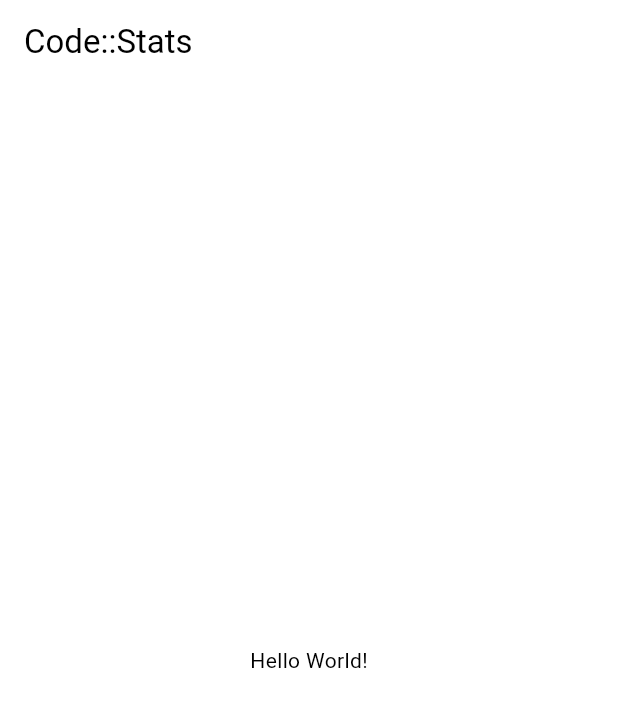
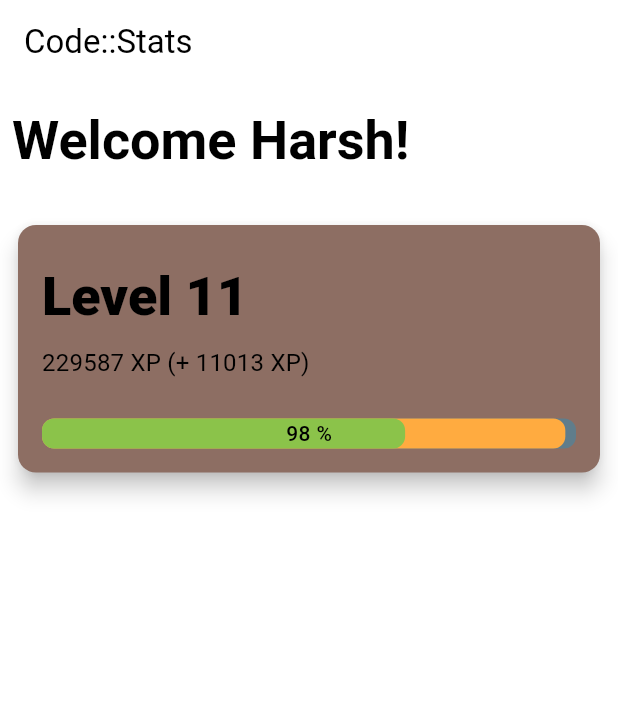
Before and after one commit to HarshNarayanJha/codestats_client, a Flutter app: the screen it shows after launch, on a phone screen of 412 x 824 dp. Shown: the top 707 px of the screen. Run offline on Flutter 3.47's test engine with Material 3 defaults, Android fonts, the phone set to English and light mode, and no system bars; our stand-ins replace go_router.

Commit message:
create user stats model and stat cards

```diff
--- /dev/null
+++ b/lib/models/user_stats.dart
@@ -0,0 +1,287 @@
+import 'dart:math';
+
+/// The factor used to calculate level progression.
+// ignore: constant_identifier_names
+const double LEVEL_FACTOR = 0.025;
+
+/// Class representing experience points data organized by date.
+class DateXp {
+  /// Map of dates to their corresponding XP values.
+  final Map<String, int> dates;
+
+  /// Creates a new DateXp instance.
+  DateXp({required this.dates});
+
+  /// Creates a DateXp instance from JSON data.
+  factory DateXp.fromJson(Map<String, dynamic> json) {
+    return DateXp(
+      dates: Map<String, int>.from(json['dates']),
+    );
+  }
+
+  /// Converts the DateXp instance to a JSON map.
+  Map<String, dynamic> toJson() {
+    return {
+      'dates': dates,
+    };
+  }
+}
+
+/// Class representing experience points data organized by programming language.
+class LanguageXp {
+  /// Map of language identifiers to their corresponding XP details.
+  final Map<String, LanguageDetails> languages;
+
+  /// Creates a new LanguageXp instance.
+  LanguageXp({required this.languages});
+
+  /// Creates a LanguageXp instance from JSON data.
+  factory LanguageXp.fromJson(Map<String, dynamic> json) {
+    var languagesMap = <String, LanguageDetails>{};
+    json['languages'].forEach((key, value) {
+      languagesMap[key] = LanguageDetails.fromJson(value, key);
+    });
+    return LanguageXp(languages: languagesMap);
+  }
+
+  /// Converts the LanguageXp instance to a JSON map.
+  Map<String, dynamic> toJson() {
+    var languagesMap = <String, Map<String, dynamic>>{};
+    languages.forEach((key, value) {
+      languagesMap[key] = value.toJson();
+    });
+    return {
+      'languages': languagesMap,
+    };
+  }
+}
+
+/// Class representing the experience points details for a specific programming language.
+class LanguageDetails {
+
+  /// The language name
+  final String name;
+  /// The amount of new XP earned in the past 12 hours.
+  final int newXps;
+  /// The total accumulated XP for this language.
+  final int xps;
+
+  /// Creates a new LanguageDetails instance.
+  LanguageDetails({required this.name, required this.newXps, required this.xps});
+
+  /// Creates a LanguageDetails instance from JSON data.
+  factory LanguageDetails.fromJson(Map<String, dynamic> json, String key) {
+    return LanguageDetails(
+      name: key,
+      newXps: json['new_xps'] ?? 0,
+      xps: json['xps'] ?? 0,
+    );
+  }
+
+  /// Converts the LanguageDetails instance to a JSON map.
+  Map<String, dynamic> toJson() {
+    return {
+      'new_xps': newXps,
+      'xps': xps,
+    };
+  }
+
+  /// Get the level based on passed or current XP.
+  ///
+  /// If [xp] is provided, calculates level for that XP amount.
+  /// Otherwise uses the total XP.
+  int level([int? xp]) => (LEVEL_FACTOR * sqrt((xp ?? xps).toDouble())).floor();
+
+  /// Get the amount of XP required to reach the next level from the passed level or current level.
+  ///
+  /// If [currLevel] is provided, calculates XP needed from that level.
+  /// Otherwise uses the current level + 1.
+  int getXpToNextLevel([int? currLevel]) => pow(((currLevel ?? level() + 1) / LEVEL_FACTOR).ceil(), 2).toInt();
+
+  /// Get the progress to the next level in percentage.
+  ///
+  /// If [xp] is provided, calculates progress for that XP amount.
+  /// Otherwise uses the total XP.
+  /// Returns a percentage between 0 and 100.
+  int levelProgress([int? xp]) {
+    var currLevel = level(xp);
+    var currLevelXp = getXpToNextLevel(currLevel - 1);
+    var nextLevelXp = getXpToNextLevel(currLevel);
+
+    var haveXp = xps - currLevelXp;
+    var neededXp = nextLevelXp - currLevelXp;
+
+    return (haveXp / neededXp * 100).round();
+  }
+}
+
+/// Class representing experience points data organized by machine/platform.
+class MachineXp {
+  /// Map of machine identifiers to their corresponding XP details.
+  final Map<String, MachineDetails> machines;
+
+  /// Creates a new MachineXp instance.
+  MachineXp({required this.machines});
+
+  /// Creates a MachineXp instance from JSON data.
+  factory MachineXp.fromJson(Map<String, dynamic> json) {
+    var machinesMap = <String, MachineDetails>{};
+    json['machines'].forEach((key, value) {
+      machinesMap[key] = MachineDetails.fromJson(value);
+    });
+    return MachineXp(machines: machinesMap);
+  }
+
+  /// Converts the MachineXp instance to a JSON map.
+  Map<String, dynamic> toJson() {
+    var machinesMap = <String, Map<String, dynamic>>{};
+    machines.forEach((key, value) {
+      machinesMap[key] = value.toJson();
+    });
+    return {
+      'machines': machinesMap,
+    };
+  }
+}
+
+/// Class representing the experience points details for a specific machine/platform.
+class MachineDetails {
+  /// The amount of new XP earned in the past 12 hours.
+  final int newXps;
+
+  /// The total accumulated XP for this machine.
+  final int xps;
+
+  /// Creates a new MachineDetails instance.
+  MachineDetails({required this.newXps, required this.xps});
+
+  /// Creates a MachineDetails instance from JSON data.
+  factory MachineDetails.fromJson(Map<String, dynamic> json) {
+    return MachineDetails(
+      newXps: json['new_xps'] ?? 0,
+      xps: json['xps'] ?? 0,
+    );
+  }
+
+  /// Converts the MachineDetails instance to a JSON map.
+  Map<String, dynamic> toJson() {
+    return {
+      'new_xps': newXps,
+      'xps': xps,
+    };
+  }
+
+  /// Get the level based on passed or current XP.
+  ///
+  /// If [xp] is provided, calculates level for that XP amount.
+  /// Otherwise uses the total XP.
+  int level([int? xp]) => (LEVEL_FACTOR * sqrt((xp ?? xps).toDouble())).floor();
+
+  /// Get the amount of XP required to reach the next level from the passed level or current level.
+  ///
+  /// If [currLevel] is provided, calculates XP needed from that level.
+  /// Otherwise uses the current level + 1.
+  int getXpToNextLevel([int? currLevel]) => pow(((currLevel ?? level() + 1) / LEVEL_FACTOR).ceil(), 2).toInt();
+
+  /// Get the progress to the next level in percentage.
+  ///
+  /// If [xp] is provided, calculates progress for that XP amount.
+  /// Otherwise uses the total XP.
+  /// Returns a percentage between 0 and 100.
+  int levelProgress([int? xp]) {
+    var currLevel = level(xp);
+    var currLevelXp = getXpToNextLevel(currLevel - 1);
+    var nextLevelXp = getXpToNextLevel(currLevel);
+
+    var haveXp = xps - currLevelXp;
+    var neededXp = nextLevelXp - currLevelXp;
+
+    return (haveXp / neededXp * 100).round();
+  }
+}
+
+/// A class representing user statistics and experience points (XP).
+class UserStats {
+
+  /// The user identifier.
+  final String user;
+
+  /// The amount of new XP earned in past 12 hours.
+  final int newXp;
+
+  /// The total accumulated XP.
+  final int totalXp;
+
+  /// XP data organized by date.
+  final DateXp dateXp;
+
+  /// XP data organized by programming language.
+  final LanguageXp languageXp;
+
+  /// XP data organized by machine/platform.
+  final MachineXp machineXp;
+
+  /// Creates a new UserStats instance.
+  UserStats({
+    required this.user,
+    required this.newXp,
+    required this.totalXp,
+    required this.dateXp,
+    required this.languageXp,
+    required this.machineXp,
+  });
+
+  /// Creates a UserStats instance from JSON data.
+  factory UserStats.fromJson(Map<String, dynamic> json) {
+    return UserStats(
+      user: json['user'],
+      newXp: json['new_xp'],
+      totalXp: json['total_xp'],
+      dateXp: DateXp.fromJson(json),
+      languageXp: LanguageXp.fromJson(json),
+      machineXp: MachineXp.fromJson(json),
+    );
+  }
+
+  /// Converts the UserStats instance to a JSON map.
+  Map<String, dynamic> toJson() {
+    return {
+      'user': user,
+      'new_xp': newXp,
+      'total_xp': totalXp,
+      ...dateXp.toJson(),
+      ...languageXp.toJson(),
+      ...machineXp.toJson(),
+    };
+  }
+
+  /// Get the level based on passed or current XP.
+  ///
+  /// If [xp] is provided, calculates level for that XP amount.
+  /// Otherwise uses the total XP.
+  int level([int? xp]) => (LEVEL_FACTOR * sqrt((xp ?? totalXp).toDouble())).floor();
+
+  /// Get the amount of XP required to reach the next level from the passed level or current level.
+  ///
+  /// If [currLevel] is provided, calculates XP needed from that level.
+  /// Otherwise uses the current level + 1.
+  int xpToNextLevel([int? currLevel]) => pow((((currLevel ?? level()) + 1) / LEVEL_FACTOR).ceil(), 2).toInt();
+
+  /// Get the progress to the next level in percentage.
+  ///
+  /// If [xp] is provided, calculates progress for that XP amount.
+  /// Otherwise uses the total XP.
+  /// Returns a percentage between 0 and 100.
+  int levelProgress([int? xp]) {
+    var currLevel = level(xp);
+    var currLevelXp = xpToNextLevel(currLevel - 1);
+    var nextLevelXp = xpToNextLevel(currLevel);
+
+    var haveXp = (xp ?? totalXp) - currLevelXp;
+    var neededXp = nextLevelXp - currLevelXp;
+
+    var progress = (haveXp / neededXp * 100).round();
+
+    return progress > 100 ? 100 : progress;
+  }
+}
--- a/lib/pages/home_page.dart
+++ b/lib/pages/home_page.dart
@@ -1,4 +1,8 @@
 import 'package:flutter/material.dart';
+import 'package:codestats_client/models/user_stats.dart';
+import 'package:codestats_client/widgets/card_widget.dart';
+import 'package:codestats_client/widgets/main_stats_card.dart';
+import 'package:codestats_client/widgets/language_stats_card.dart';
 
 class HomePage extends StatefulWidget {
   const HomePage({super.key});
@@ -15,11 +19,23 @@ class _HomePageState extends State<HomePage> {
         // backgroundColor: Theme.of(context).colorScheme.top,
         title: Text("Code::Stats"),
       ),
-      body: Center(
+      body: Padding(
+        padding: const EdgeInsets.only(left: 8.0, right: 8.0, top: 16.0, bottom: 8.0),
         child: Column(
-          mainAxisAlignment: MainAxisAlignment.center,
+          crossAxisAlignment: CrossAxisAlignment.start,
           children: <Widget>[
-            const Text("Hello World!")
+            Text("Welcome Harsh!", style: Theme.of(context).textTheme.displaySmall?.copyWith(fontWeight: FontWeight.bold)),
+            SizedBox(height: 30),
+            MainStatsCard(
+              stats: UserStats(
+                totalXp: 229587,
+                machineXp: MachineXp(machines: {}),
+                user: '',
+                newXp: 11013,
+                dateXp: DateXp(dates: {}),
+                languageXp: LanguageXp(languages: {}),
+              )
+            ),
           ],
         ),
       ),
--- /dev/null
+++ b/lib/widgets/main_stats_card.dart
@@ -0,0 +1,59 @@
+import 'package:flutter/material.dart';
+import 'package:codestats_client/models/user_stats.dart';
+
+class MainStatsCard extends StatelessWidget {
+  const MainStatsCard({super.key, required this.stats});
+
+  final UserStats stats;
+
+  @override
+  Widget build(BuildContext context) {
+    return Card(
+      color: Colors.brown.shade400,
+      elevation: 6.0,
+      // shadowColor: Colors.blueGrey,
+      child: Padding(
+        padding: const EdgeInsets.all(16),
+          child: Column(
+            crossAxisAlignment: CrossAxisAlignment.start,
+            spacing: 10.0,
+            children: [
+              Row(),
+              Text(
+                'Level ${stats.level()}',
+                style: Theme.of(context).textTheme.displaySmall?.copyWith(fontWeight: FontWeight.w900)
+              ),
+              Text(
+                '${stats.totalXp.toString()} XP (+ ${stats.newXp.toString()} XP)',
+                style: Theme.of(context).textTheme.titleMedium?.copyWith(fontWeight: FontWeight.w400)
+              ),
+              SizedBox(height: 5.0),
+              // change to multi progress bar for new xp
+
+              Stack(
+                alignment: Alignment.center,
+                children: [
+                  LinearProgressIndicator(
+                    value: stats.levelProgress() / 100.0,
+                    valueColor: AlwaysStoppedAnimation<Color>(Colors.orangeAccent),
+                    backgroundColor: Colors.blueGrey,
+                    borderRadius: BorderRadius.circular(8),
+                    minHeight: 20.0
+                  ),
+                  LinearProgressIndicator(
+                    value: stats.levelProgress(stats.totalXp - stats.newXp) / 100.0,
+                    valueColor: AlwaysStoppedAnimation<Color>(Colors.lightGreen),
+                    backgroundColor: Colors.transparent,
+                    borderRadius: BorderRadius.circular(8),
+                    minHeight: 20.0
+                  ),
+                  Text('${stats.levelProgress()} %', style: TextStyle(color: Colors.black, fontWeight: FontWeight.w500)),
+                ],
+              ),
+            ],
+          ),
+      ),
+    );
+  }
+
+}
```
Also changed, not shown: lib/widgets/card_widget.dart (added, +36 -0 lines), lib/widgets/language_stats_card.dart (added, +32 -0 lines).
